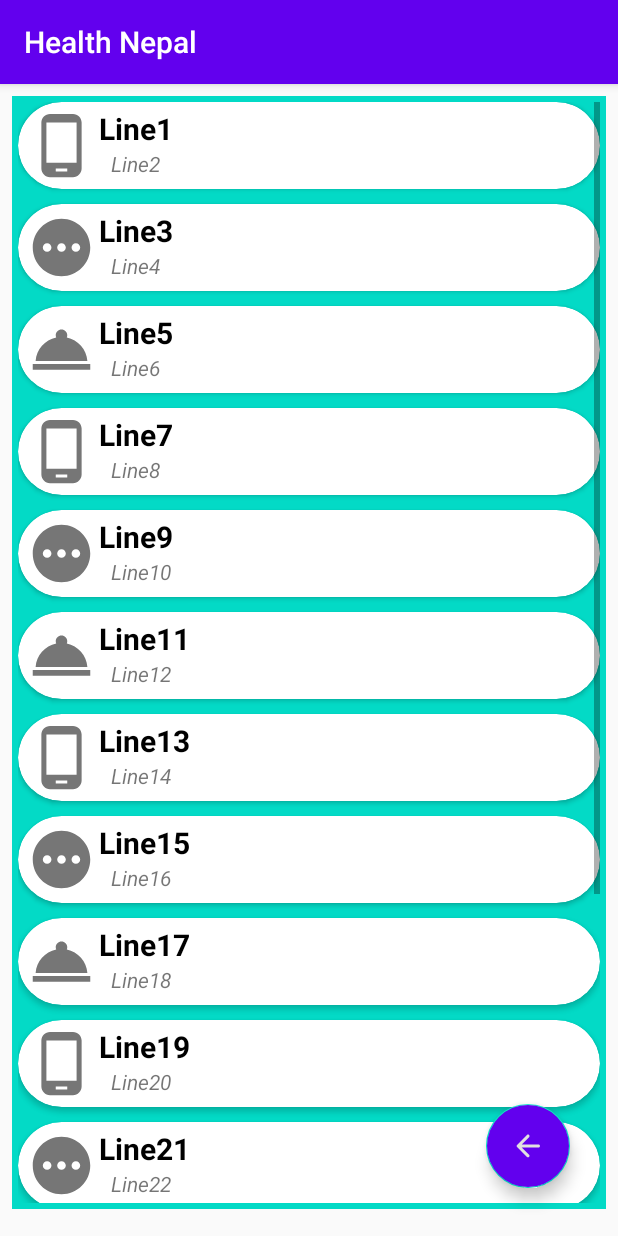
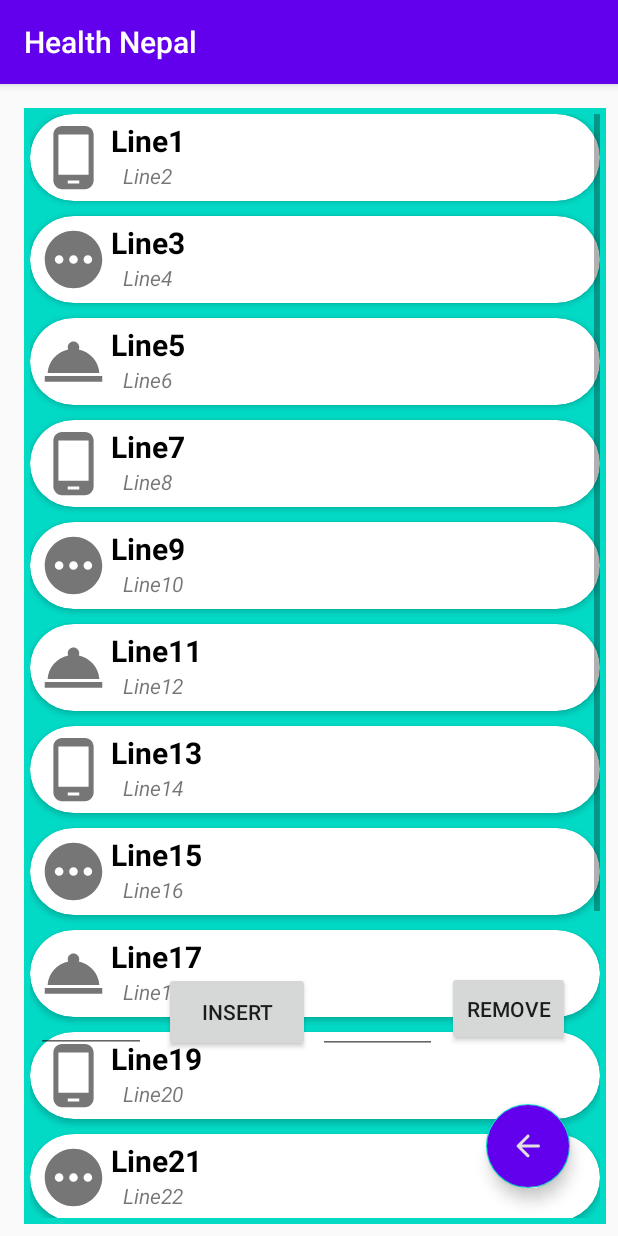
Before and after one commit to parjanya5797/HealthNepal, an Android app: the DashboardActivity screen opened directly, with no data from a screen before it, on a phone screen of 412 x 824 dp. Run offline under Robolectric (Android 15) with nearby library versions, the phone set to English and light mode, and no system bars; 1 statement that could not run was skipped.

Commit message:
Implemented Recycler View Design

```diff
--- a/app/src/main/res/layout/activity_dashboard.xml
+++ b/app/src/main/res/layout/activity_dashboard.xml
@@ -39,12 +39,65 @@
 
         <androidx.recyclerview.widget.RecyclerView
             android:id="@+id/recycler_view"
-            android:layout_width="match_parent"
-            android:layout_height="match_parent"
+            android:layout_width="0dp"
+            android:layout_height="0dp"
+            android:layout_marginStart="8dp"
+            android:layout_marginLeft="8dp"
+            android:layout_marginTop="8dp"
+            android:background="@color/design_default_color_secondary"
             android:padding="4dp"
             android:scrollbars="vertical"
-            android:layout_marginBottom="10dp"
-            android:background="@color/design_default_color_secondary"
-            />
+            app:layout_constraintBottom_toBottomOf="parent"
+            app:layout_constraintEnd_toEndOf="parent"
+            app:layout_constraintStart_toStartOf="parent"
+            app:layout_constraintTop_toTopOf="parent" />
+
+        <EditText
+            android:id="@+id/editText_insert"
+            android:layout_width="73dp"
+            android:layout_height="55dp"
+            android:layout_marginStart="16dp"
+            android:layout_marginLeft="16dp"
+            android:inputType="number"
+            app:layout_constraintBottom_toBottomOf="parent"
+            app:layout_constraintStart_toStartOf="parent"
+            app:layout_constraintTop_toTopOf="parent"
+            app:layout_constraintVertical_bias="0.836" />
+
+        <Button
+            android:id="@+id/button_insert"
+            android:layout_width="97dp"
+            android:layout_height="53dp"
+            android:layout_marginStart="12dp"
+            android:layout_marginLeft="12dp"
+            android:text="Insert"
+            app:layout_constraintBottom_toBottomOf="parent"
+            app:layout_constraintStart_toEndOf="@+id/editText_insert"
+            app:layout_constraintTop_toTopOf="parent"
+            app:layout_constraintVertical_bias="0.836" />
+
+        <EditText
+            android:id="@+id/editText_remove"
+            android:layout_width="79dp"
+            android:layout_height="54dp"
+            android:layout_marginStart="204dp"
+            android:layout_marginLeft="204dp"
+            android:inputType="number"
+            app:layout_constraintBottom_toBottomOf="parent"
+            app:layout_constraintStart_toStartOf="parent"
+            app:layout_constraintTop_toTopOf="parent"
+            app:layout_constraintVertical_bias="0.838" />
+
+        <Button
+            android:id="@+id/button_remove"
+            android:layout_width="82dp"
+            android:layout_height="50dp"
+            android:layout_marginEnd="24dp"
+            android:layout_marginRight="24dp"
+            android:text="Remove"
+            app:layout_constraintBottom_toBottomOf="parent"
+            app:layout_constraintEnd_toEndOf="parent"
+            app:layout_constraintTop_toTopOf="parent"
+            app:layout_constraintVertical_bias="0.831" />
 
 </androidx.constraintlayout.widget.ConstraintLayout>
```
Lines whose indentation alone changed are shown as unchanged.
